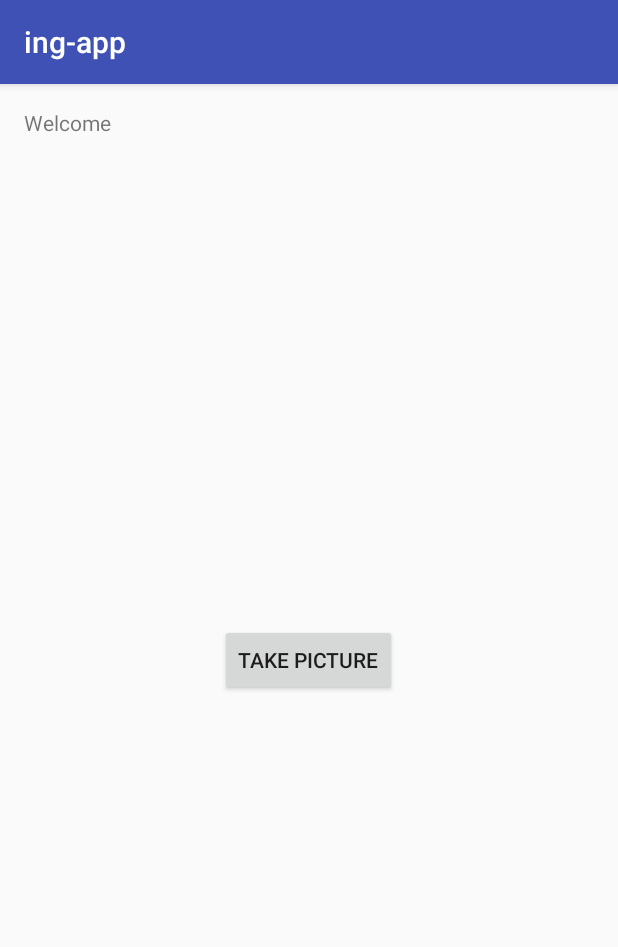
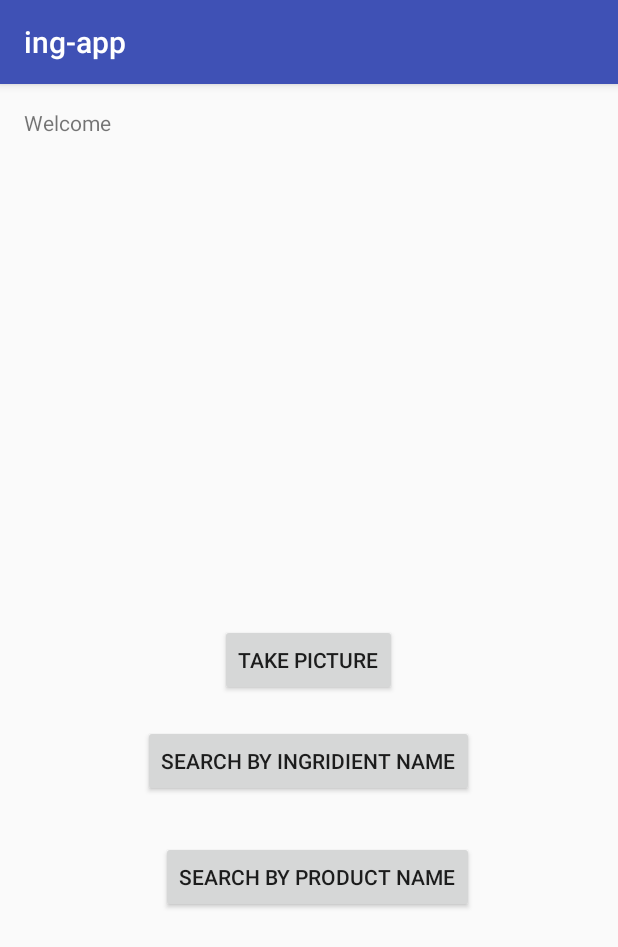
Before and after one commit to mashmuel/ing_repo, an Android app: the screen it shows after launch (MainActivity), on a phone screen of 412 x 824 dp. Shown: the top 947 px of the screen. Run offline under Robolectric (Android 15) with nearby library versions, the light colour scheme and no system bars.

Commit message:
add buttons

```diff
--- a/ing_app/src/main/java/com/example/mshmuel/myapplication/MainActivity.java
+++ b/ing_app/src/main/java/com/example/mshmuel/myapplication/MainActivity.java
@@ -21,6 +21,9 @@ public class MainActivity extends AppCompatActivity {
 
 
         Button picButton = (Button)findViewById(R.id.picButton);
+        Button ingSearch = (Button)findViewById(R.id.ingridient);
+        Button prodSearch = (Button)findViewById(R.id.product);
+
 
         picButton.setOnClickListener(
                 new Button.OnClickListener(){
@@ -37,6 +40,8 @@ public class MainActivity extends AppCompatActivity {
                     }
                 }
         );
+
+
     }
     @Override
     protected void onActivityResult(int requestCode, int resultCode, Intent data) {
--- a/ing_app/src/main/res/layout/activity_main.xml
+++ b/ing_app/src/main/res/layout/activity_main.xml
@@ -30,4 +30,23 @@
         android:layout_below="@+id/textView"
         android:layout_centerHorizontal="true"
         android:layout_marginTop="62dp" />
+
+    <Button
+        android:id="@+id/ingridient"
+        android:layout_width="wrap_content"
+        android:layout_height="wrap_content"
+        android:layout_below="@+id/picButton"
+        android:layout_centerHorizontal="true"
+        android:layout_marginTop="19dp"
+        android:text="search by ingridient name" />
+
+    <Button
+        android:id="@+id/product"
+        android:layout_width="wrap_content"
+        android:layout_height="wrap_content"
+        android:layout_marginTop="29dp"
+        android:text="search by product name"
+        android:layout_below="@+id/ingridient"
+        android:layout_alignRight="@+id/ingridient"
+        android:layout_alignEnd="@+id/ingridient" />
 </RelativeLayout>
```
